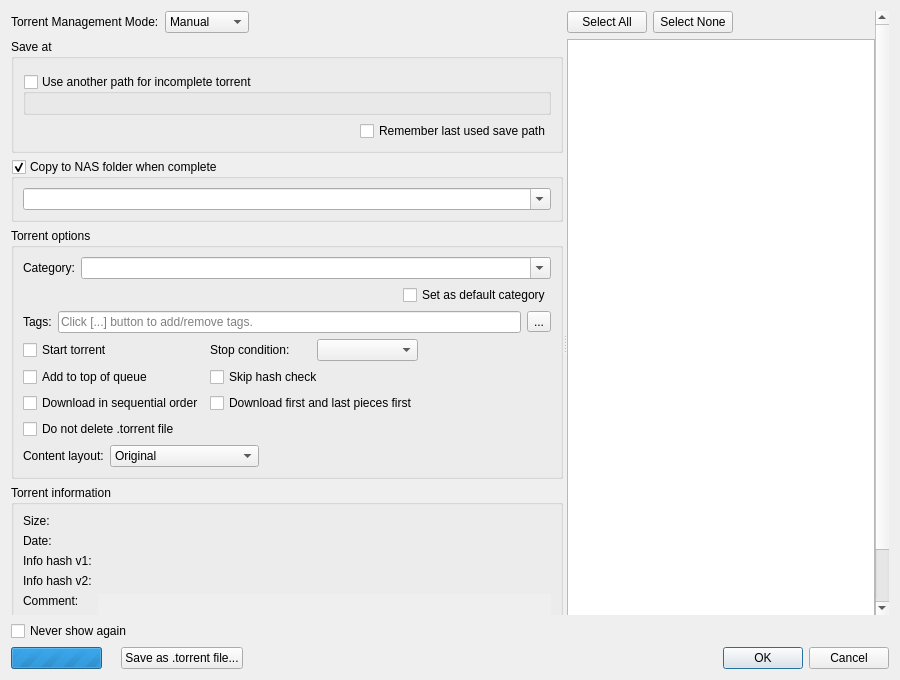
Qt form src/gui/addnewtorrentdialog.ui (renatovicente/qBittorrent) before a commit.
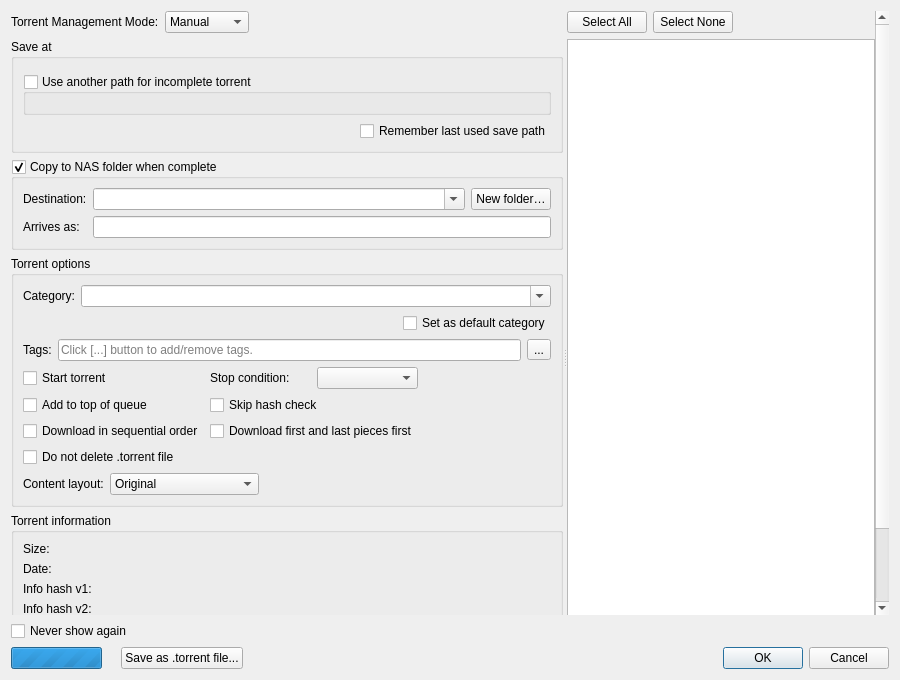
The same form after that commit. Custom widgets are drawn as their Qt base class.

Commit message:
NAS destination: create new folders and rename arriving folder
Extend the Add Torrent dialog's NAS group: a 'New folder…' button
appends a subfolder to the destination (created on the NAS at transfer
time), and an 'Arrives as' field renames the folder that lands on the
NAS (prefilled with the torrent name; only applied when changed). The
hash→destination map now carries an optional TAB-separated rename leaf.

The edit to the form file:
```diff
--- a/src/gui/addnewtorrentdialog.ui
+++ b/src/gui/addnewtorrentdialog.ui
@@ -172,8 +172,15 @@
              <property name="checked">
               <bool>true</bool>
              </property>
-             <layout class="QVBoxLayout" name="verticalLayoutNas">
-              <item>
+             <layout class="QGridLayout" name="gridLayoutNas">
+              <item row="0" column="0">
+               <widget class="QLabel" name="labelNasFolder">
+                <property name="text">
+                 <string>Destination:</string>
+                </property>
+               </widget>
+              </item>
+              <item row="0" column="1">
                <widget class="QComboBox" name="nasFolderComboBox">
                 <property name="editable">
                  <bool>true</bool>
@@ -181,8 +188,41 @@
                 <property name="insertPolicy">
                  <enum>QComboBox::InsertPolicy::NoInsert</enum>
                 </property>
+                <property name="sizePolicy">
+                 <sizepolicy hsizetype="Expanding" vsizetype="Fixed">
+                  <horstretch>0</horstretch>
+                  <verstretch>0</verstretch>
+                 </sizepolicy>
+                </property>
                 <property name="toolTip">
-                 <string>Destination directory on the NAS (e.g. /volume1/video/Documentaries). The finished torrent is copied here, then removed locally.</string>
+                 <string>Parent directory on the NAS (e.g. /volume1/video). The finished torrent is copied here, then removed locally.</string>
+                </property>
+               </widget>
+              </item>
+              <item row="0" column="2">
+               <widget class="QPushButton" name="nasNewFolderButton">
+                <property name="text">
+                 <string>New folder…</string>
+                </property>
+                <property name="toolTip">
+                 <string>Append a new subfolder to the destination. It is created on the NAS when the transfer runs.</string>
+                </property>
+               </widget>
+              </item>
+              <item row="1" column="0">
+               <widget class="QLabel" name="labelNasRename">
+                <property name="text">
+                 <string>Arrives as:</string>
+                </property>
+               </widget>
+              </item>
+              <item row="1" column="1" colspan="2">
+               <widget class="QLineEdit" name="nasRenameLineEdit">
+                <property name="toolTip">
+                 <string>Rename the arriving folder on the NAS. Leave as-is to keep the torrent's original folder name.</string>
+                </property>
+                <property name="clearButtonEnabled">
+                 <bool>true</bool>
                 </property>
                </widget>
               </item>
```
The commit also changes 1 other file.
